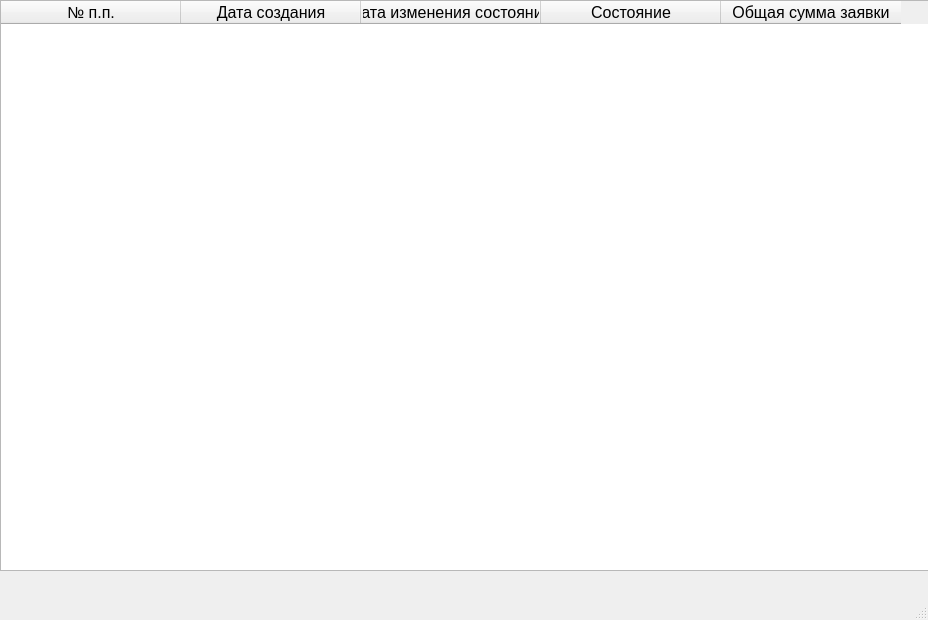
The window that qt_version/ui/orders.ui (kerniee/abp_final_plz_work) describes before a commit, drawn with Qt 5.
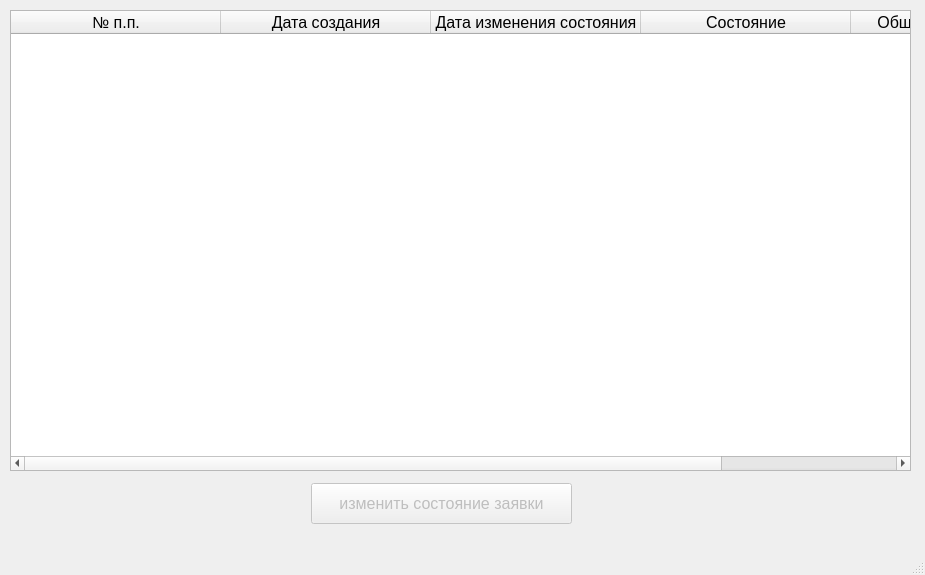
The same window after the commit.

```diff
--- a/qt_version/ui/orders.ui
+++ b/qt_version/ui/orders.ui
@@ -6,8 +6,8 @@
    <rect>
     <x>0</x>
     <y>0</y>
-    <width>928</width>
-    <height>620</height>
+    <width>925</width>
+    <height>575</height>
    </rect>
   </property>
   <property name="windowTitle">
@@ -17,10 +17,10 @@
    <widget class="QTableWidget" name="tableWidget">
     <property name="geometry">
      <rect>
-      <x>0</x>
-      <y>0</y>
-      <width>931</width>
-      <height>571</height>
+      <x>10</x>
+      <y>10</y>
+      <width>901</width>
+      <height>461</height>
      </rect>
     </property>
     <property name="font">
@@ -44,7 +44,7 @@
      <number>60</number>
     </attribute>
     <attribute name="horizontalHeaderDefaultSectionSize">
-     <number>180</number>
+     <number>210</number>
     </attribute>
     <attribute name="verticalHeaderMinimumSectionSize">
      <number>60</number>
@@ -78,6 +78,27 @@
      </property>
     </column>
    </widget>
+   <widget class="QPushButton" name="pushButton">
+    <property name="enabled">
+     <bool>false</bool>
+    </property>
+    <property name="geometry">
+     <rect>
+      <x>311</x>
+      <y>483</y>
+      <width>261</width>
+      <height>41</height>
+     </rect>
+    </property>
+    <property name="font">
+     <font>
+      <pointsize>12</pointsize>
+     </font>
+    </property>
+    <property name="text">
+     <string>изменить состояние заявки</string>
+    </property>
+   </widget>
   </widget>
   <widget class="QMenuBar" name="menubar">
    <property name="geometry">
```
Left out of the diff: 6 changed lines with no effect on the pictures.
